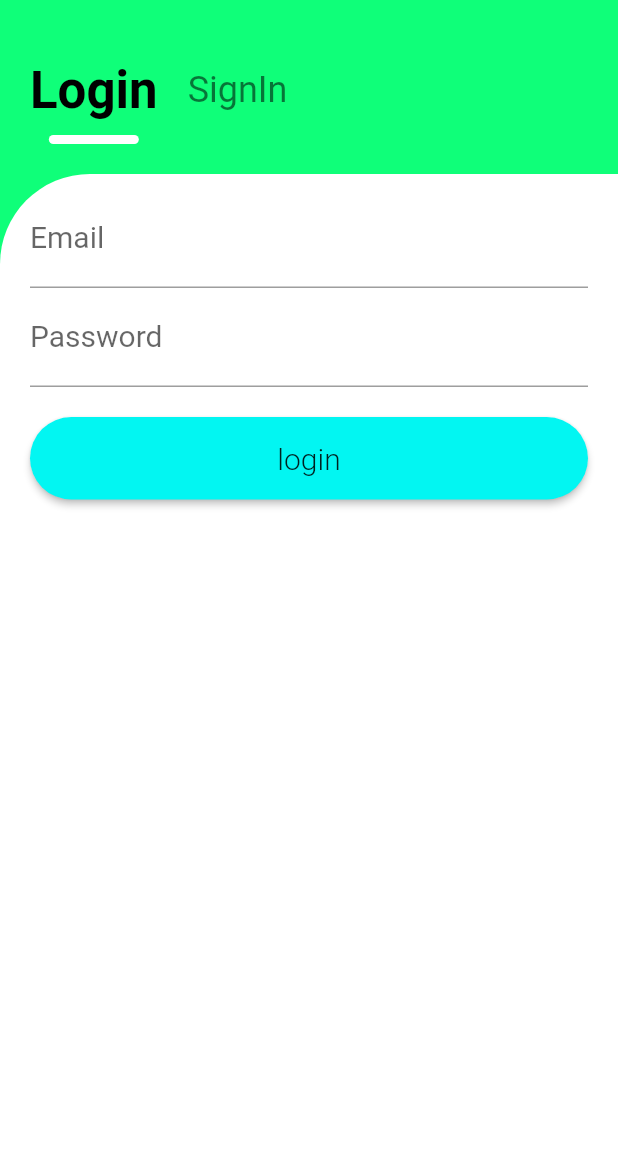
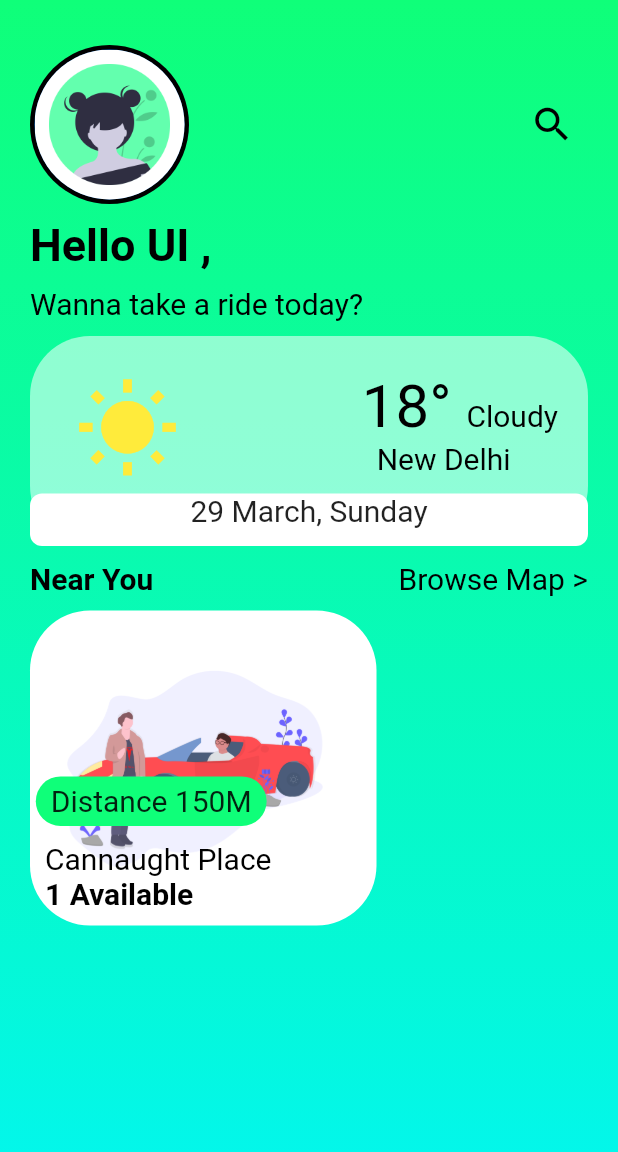
Before and after one commit to yug-am/wheels-on-lease, a Flutter app: the screen it shows after launch, on a phone screen of 412 x 824 dp. Shown: the top 1152 px of the screen. Run offline on Flutter 3.47's test engine with Material 2 defaults, Android fonts, the phone set to English and light mode, and no system bars; our stand-ins replace firebase_auth, intro_slider; accounts and stored records are empty.

Commit message:
main screen UI .

```diff
--- a/lib/main.dart
+++ b/lib/main.dart
@@ -2,9 +2,11 @@ import 'package:flutter/material.dart';
 import 'package:wheels_on_lease/src/auth_init_screen.dart';
 import 'package:wheels_on_lease/src/home_screen.dart';
 import 'package:wheels_on_lease/src/intro_screen.dart';
+import 'package:wheels_on_lease/src/main_screen.dart';
 
 void main() => runApp(
       //MaterialApp(home:HomeScreen(),),
-      MaterialApp(home:AuthInitScreen(),)
+      //MaterialApp(home:AuthInitScreen(),)
      //MaterialApp(home:IntroScreen(),)
+     MainScreen(),
     );
--- a/lib/src/intro_screen.dart
+++ b/lib/src/intro_screen.dart
@@ -8,11 +8,11 @@ class IntroScreen extends StatefulWidget {
 }
 
 class IntroScreenState extends State<IntroScreen> {
-  TextStyle _textStyle() {
+  TextStyle textStyle() {
     return TextStyle(color: Colors.black, fontSize: 20.0);
   }
 
-  TextStyle _textStyleHeadline() {
+  TextStyle textStyleHeadline() {
     return TextStyle(
         color: Colors.black, fontSize: 30.0, fontWeight: FontWeight.bold);
   }
@@ -26,9 +26,9 @@ class IntroScreenState extends State<IntroScreen> {
     slides.add(
       Slide(
         title: "SELECT IT",
-        styleTitle: _textStyleHeadline(),
+        styleTitle: textStyleHeadline(),
         description: "Select from rides near you.",
-        styleDescription: _textStyle(),
+        styleDescription: textStyle(),
         pathImage: "assets/order_a_car.png",
         backgroundColor: Colors.white,
       ),
@@ -36,9 +36,9 @@ class IntroScreenState extends State<IntroScreen> {
     slides.add(
       Slide(
         title: "LEASE IT",
-        styleTitle: _textStyleHeadline(),
+        styleTitle: textStyleHeadline(),
         description: "Lease vehicles at an affordable rate .",
-        styleDescription: _textStyle(),
+        styleDescription: textStyle(),
         pathImage: "assets/fast_car.png",
         backgroundColor: Colors.white,
       ),
@@ -46,9 +46,9 @@ class IntroScreenState extends State<IntroScreen> {
     slides.add(
       Slide(
         title: "RIDE IT",
-        styleTitle: _textStyleHeadline(),
+        styleTitle: textStyleHeadline(),
         description: "Ride with freedom .",
-        styleDescription: _textStyle(),
+        styleDescription: textStyle(),
         pathImage: "assets/navigator.png",
         backgroundColor: Colors.white,
       ),
--- /dev/null
+++ b/lib/src/main_screen.dart
@@ -0,0 +1,56 @@
+import 'package:flutter/cupertino.dart';
+import 'package:flutter/material.dart';
+import 'package:wheels_on_lease/src/widgets/home_screen_widgets.dart';
+import 'package:wheels_on_lease/src/widgets/main_screen_widgets.dart';
+
+class MainScreen extends StatefulWidget {
+  MainScreenState createState() => MainScreenState();
+}
+
+class MainScreenState extends State<MainScreen> {
+  @override
+  Widget build(BuildContext context) {
+    return MaterialApp(
+      debugShowCheckedModeBanner: false,
+      home: Scaffold(
+        body: Container(
+          decoration: BoxDecoration(gradient: kLinearGradient),
+          child: Padding(
+            padding: EdgeInsets.symmetric(horizontal: 20.0),
+            child: Column(
+              crossAxisAlignment: CrossAxisAlignment.start,
+              children: <Widget>[
+                Padding(
+                  padding: EdgeInsets.only(top: 30.0),
+                ),
+                Row(
+                  mainAxisAlignment: MainAxisAlignment.spaceBetween,
+                  children: <Widget>[
+                    customAvatar(radius: 50.0),
+                    searchIcon(size: 30.0),
+                  ],
+                ),
+                Padding(
+                  padding: EdgeInsets.only(top: 10.0),
+                ),
+                mainTextColumn(
+                  heading: customHeadText(),
+                  subText: customText(),
+                ),
+                Padding(
+                  padding: EdgeInsets.only(top: 10.0),
+                ),
+                customDateTempStack(),
+                Padding(
+                  padding: EdgeInsets.only(top: 10.0,bottom: 10.0),
+                  child: browseText(),
+                ),
+                vehicleCard(),
+              ],
+            ),
+          ),
+        ),
+      ),
+    );
+  }
+}
--- /dev/null
+++ b/lib/src/widgets/main_screen_widgets.dart
@@ -0,0 +1,265 @@
+import 'package:flutter/material.dart';
+import 'package:wheels_on_lease/src/widgets/home_screen_widgets.dart';
+
+const double fontSize = 20;
+TextStyle customTextStyle({bool isBold = false}) {
+  return TextStyle(
+      color: Colors.black,
+      fontSize: fontSize,
+      fontWeight: (isBold) ? FontWeight.bold : FontWeight.w400);
+}
+
+TextStyle customTextStyleHeadline() {
+  return TextStyle(
+      color: Colors.black,
+      fontSize: fontSize + 10,
+      fontWeight: FontWeight.bold);
+}
+
+CircleAvatar customAvatar({double radius}) {
+  return CircleAvatar(
+    radius: (radius + 3),
+    backgroundColor: Colors.black, //change to white
+    child: CircleAvatar(
+      radius: radius,
+      backgroundImage: AssetImage('assets/avatar.png'),
+    ),
+  );
+}
+
+IconButton searchIcon({double size}) {
+  return IconButton(
+      icon: Icon(
+        Icons.search,
+        color: Colors.black,
+        size: size,
+      ),
+      onPressed: () => print('tap on search'));
+}
+
+Text customHeadText() {
+  return Text(
+    "Hello UI ,",
+    style: customTextStyleHeadline(),
+  );
+}
+
+Text customText() {
+  return Text(
+    "Wanna take a ride today?",
+    style: customTextStyle(),
+  );
+}
+
+Column mainTextColumn({Text heading, Text subText}) {
+  return Column(
+    crossAxisAlignment: CrossAxisAlignment.start,
+    children: <Widget>[
+      heading,
+      Padding(
+        padding: EdgeInsets.only(top: 10.0),
+        child: subText,
+      )
+    ],
+  );
+}
+
+Container customDateTempStack() {
+  double containerHeight = 140.0;
+  return Container(
+    height: containerHeight,
+    child: Stack(
+      children: <Widget>[
+        Container(
+            decoration: BoxDecoration(
+              borderRadius: BorderRadius.circular(40.0),
+              color: Colors.white54,
+            ),
+            alignment: Alignment.center,
+            child: Padding(
+              padding: EdgeInsets.symmetric(horizontal: 10.0, vertical: 10.0),
+              child: Row(
+                crossAxisAlignment: CrossAxisAlignment.start,
+                mainAxisAlignment: MainAxisAlignment.spaceBetween,
+                children: <Widget>[
+                  Padding(
+                    padding: EdgeInsets.only(
+                      top: containerHeight / 10,
+                      left: containerHeight / 7,
+                    ),
+                    child: Icon(
+                      Icons.wb_sunny,
+                      color: Colors.yellow,
+                      size: containerHeight / 2,
+                    ),
+                  ),
+                  customTempText(),
+                ],
+              ),
+            )),
+        Align(
+          alignment: Alignment.bottomCenter,
+          child: SizedBox(
+            width: double.infinity,
+            child: Container(
+              decoration: BoxDecoration(
+                borderRadius: BorderRadius.circular(8.0),
+                color: Colors.white,
+              ),
+              height: (containerHeight) / 4,
+              child: Text(
+                "29 March, Sunday",
+                style: TextStyle(fontSize: fontSize),
+                textAlign: TextAlign.center,
+              ),
+            ),
+          ),
+        )
+      ],
+    ),
+  );
+}
+
+Padding customTempText() {
+  return Padding(
+    padding: EdgeInsets.all(10.0),
+    child: RichText(
+      text: TextSpan(
+        text: "18° ",
+        style: TextStyle(
+          color: Colors.black,
+          fontSize: (fontSize + 20),
+        ),
+        children: [
+          TextSpan(
+            text: 'Cloudy\n',
+            style: TextStyle(
+              fontSize: fontSize,
+              color: Colors.black,
+            ),
+            children: [
+              TextSpan(
+                text: '  New Delhi\n',
+                style: TextStyle(
+                  fontSize: fontSize,
+                  color: Colors.black,
+                ),
+              ),
+            ],
+          ),
+        ],
+      ),
+    ),
+  );
+}
+
+Row browseText() {
+  return Row(
+    mainAxisAlignment: MainAxisAlignment.spaceBetween,
+    children: <Widget>[
+      Text(
+        "Near You",
+        style: customTextStyle(isBold: true),
+      ),
+      InkWell(
+          onTap: () => print("tapped"),
+          child: Text(
+            "Browse Map >",
+            style: customTextStyle(),
+          ))
+    ],
+  );
+}
+
+Container vehicleCard() {
+  double containerHeight = 210.0;
+  return Container(
+    width: containerHeight*(1.1),
+    height: containerHeight,
+    child: Stack(
+      children: <Widget>[
+        Container(
+            decoration: BoxDecoration(
+              borderRadius: BorderRadius.circular(40.0),
+              color: Colors.white,
+            ),
+            alignment: Alignment.center,
+            child: Padding(
+              padding: EdgeInsets.symmetric(horizontal: 5.0),
+              child: Row(
+                //crossAxisAlignment: CrossAxisAlignment.start,
+                //mainAxisAlignment: MainAxisAlignment.spaceBetween,
+                children: <Widget>[
+                  Padding(
+                    padding: EdgeInsets.only(
+                      top: 1.0,
+                    ),
+                    child: Center(
+                      child: Image.asset(
+                        'assets/vehicle.png',
+                        height: containerHeight *(0.75),
+                        width: containerHeight * (1),
+                      ),
+                    ),
+                  ),
+                ],
+              ),
+            )),
+        Align(
+          alignment: Alignment(-0.90, 0.25),
+          child: SizedBox(
+            //  width: double.infinity,
+            child: Container(
+              decoration: BoxDecoration(
+                borderRadius: BorderRadius.circular(20.0),
+                color: kGreenColor,
+              ),
+              // height: (containerHeight) / 4,
+              child: Padding(
+                padding: EdgeInsets.symmetric(
+                  horizontal: 10.0,
+                  vertical: 5.0,
+                ),
+                child: Text(
+                  "Distance 150M",
+                  style: TextStyle(fontSize: fontSize),
+                  textAlign: TextAlign.center,
+                ),
+              ),
+            ),
+          ),
+        ),
+        Align(
+          alignment: Alignment.bottomLeft,
+          child: customVehicleText(),
+        ),
+      ],
+    ),
+  );
+}
+
+Padding customVehicleText() {
+  double size = 20.0;
+  return Padding(
+    padding: EdgeInsets.all(10.0),
+    child: RichText(
+      text: TextSpan(
+        text: "Cannaught Place\n",
+        style: TextStyle(
+          color: Colors.black,
+          fontSize: size,
+        ),
+        children: [
+          TextSpan(
+            text: '1 Available',
+            style: TextStyle(
+              fontWeight: FontWeight.bold,
+              color: Colors.black,
+              fontSize: size,
+            ),
+          ),
+        ],
+      ),
+    ),
+  );
+}
```
Also changed, not shown: assets/avatar.png (added), assets/vehicle.png (added), img_README/main_screen.png (added), 1 other file.
